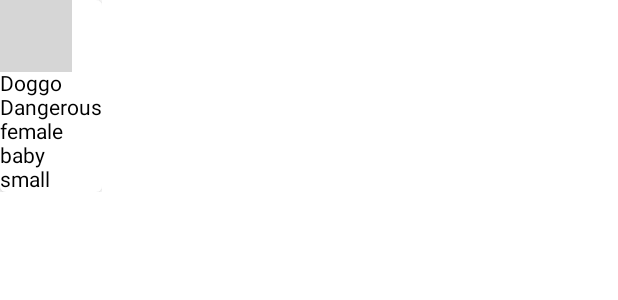
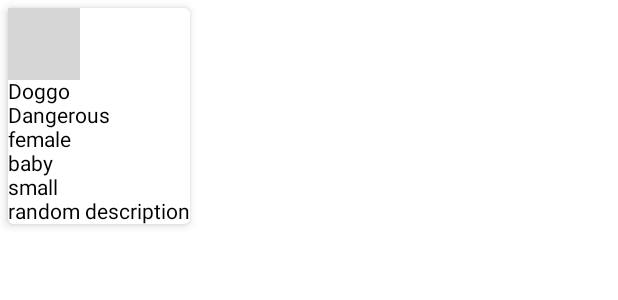
Before and after one commit to seth0027/compose-template, an Android app built with Jetpack Compose: the @Preview function DetailViewPreview, on a phone screen of 412 x 824 dp. Shown: the top 300 px of the screen. Run offline under Robolectric (Android 15) with nearby library versions, the phone set to English and light mode, and no system bars; our stand-ins replace livedata-compose; libraries missing offline, so code that uses them is left out: dev.chrisbanes.accompanist; 1 statement that could not run was skipped; grey boxes are pictures that could not be loaded.

```diff
--- a/app/src/main/java/com/example/androiddevchallenge/Details.kt
+++ b/app/src/main/java/com/example/androiddevchallenge/Details.kt
@@ -15,11 +15,14 @@
  */
 package com.example.androiddevchallenge
 
+import androidx.compose.animation.animateContentSize
 import androidx.compose.foundation.layout.Column
+import androidx.compose.foundation.layout.padding
 import androidx.compose.material.Card
 import androidx.compose.material.Text
 import androidx.compose.runtime.Composable
 import androidx.compose.runtime.livedata.observeAsState
+import androidx.compose.ui.Modifier
 import androidx.compose.ui.tooling.preview.Preview
 import androidx.compose.ui.unit.dp
 
@@ -36,19 +39,25 @@ fun DetailsScreen(petId: Int, overViewModel: OverViewModel) {
 
 @Composable
 private fun DetailView(pet: Pet) {
-    Card(elevation = 4.dp) {
-        Column {
+
+    Card(
+        elevation = 4.dp, modifier = Modifier
+            .padding(5.dp)
+    ) {
+        Column(modifier = Modifier.animateContentSize()) {
             CustomCoilImage(data = pet.photo2)
             Text(text = pet.name)
             Text(text = pet.breed)
             Text(text = pet.gender)
             Text(text = pet.age)
             Text(text = pet.size)
+            Text(text = pet.description)
         }
     }
+
 }
 
-@Preview
+@Preview(widthDp = 360, heightDp = 640)
 @Composable
 private fun DetailViewPreview() {
     DetailView(pet = dummyList[0])
--- a/app/src/main/java/com/example/androiddevchallenge/OverView.kt
+++ b/app/src/main/java/com/example/androiddevchallenge/OverView.kt
@@ -16,6 +16,7 @@
 package com.example.androiddevchallenge
 
 import android.content.Context
+import androidx.compose.animation.Crossfade
 import androidx.compose.foundation.Image
 import androidx.compose.foundation.clickable
 import androidx.compose.foundation.layout.Column
@@ -35,7 +36,6 @@ import androidx.lifecycle.LiveData
 import androidx.lifecycle.MutableLiveData
 import androidx.lifecycle.ViewModel
 import androidx.lifecycle.map
-import androidx.lifecycle.viewmodel.compose.viewModel
 import coil.transform.CircleCropTransformation
 import com.google.gson.Gson
 import dev.chrisbanes.accompanist.coil.CoilImage
@@ -152,11 +152,15 @@ fun CustomCoilImage(data: Any) {
         data = data,
         requestBuilder = { transformations(CircleCropTransformation()) }
     ) { imageLoadState ->
-        when (imageLoadState) {
-            is ImageLoadState.Success -> Image(
-                painter = imageLoadState.painter,
-                contentDescription = stringResource(id = R.string.app_name)
-            )
+        Crossfade(targetState = imageLoadState) {
+            when (it) {
+                is ImageLoadState.Success -> Image(
+                    painter = it.painter,
+                    contentDescription = stringResource(id = R.string.app_name)
+                )
+            }
+
         }
+
     }
 }
```
Also changed, not shown: app/src/main/java/com/example/androiddevchallenge/MainActivity.kt (+24 -7 lines).
